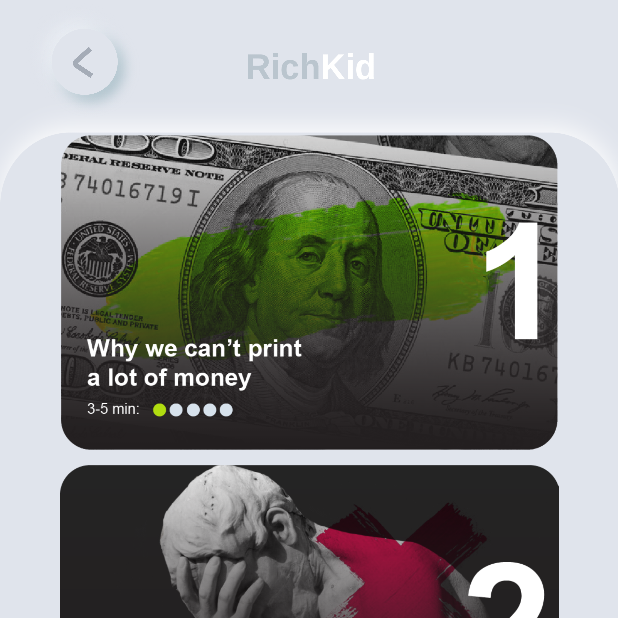
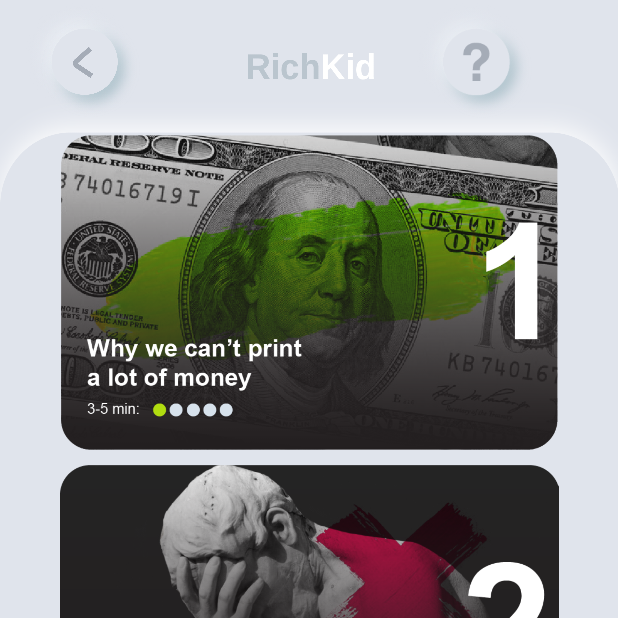
Before and after one commit to ETS-Android5/androidApp-RichKid, an Android app: the screen it shows after launch (MainActivity), on a phone screen of 412 x 824 dp, the top half of it. Run offline under Robolectric (Android 15) with nearby library versions, the phone set to English and light mode, and no system bars.

Commit message:
Added test_button

```diff
--- a/app/src/main/java/com/example/savings_kids/MainActivity.java
+++ b/app/src/main/java/com/example/savings_kids/MainActivity.java
@@ -39,6 +39,7 @@ public class MainActivity extends AppCompatActivity {
         ImageButton four4 = findViewById(R.id.four4);
 
         ImageButton back = findViewById(R.id.back);
+        ImageButton test = findViewById(R.id.test);
 
 
         View.OnClickListener btn = new View.OnClickListener() {
@@ -70,11 +71,11 @@ public class MainActivity extends AppCompatActivity {
                         startActivity(in);
                         finish();
                         break;
-                    /*case R.id.tests:
+                    case R.id.test:
                         Intent t = new Intent(MainActivity.this, Test.class);
                         startActivity(t);
                         finish();
-                        break;*/
+                        break;
                 }
             }
         };
@@ -83,12 +84,6 @@ public class MainActivity extends AppCompatActivity {
         three3.setOnClickListener(btn);
         four4.setOnClickListener(btn);
         back.setOnClickListener(btn);
-        //barTests.setOnClickListener(btn);
+        test.setOnClickListener(btn);
         }
-
-
-
-
-
-
 }
--- /dev/null
+++ b/app/src/main/res/drawable/custom_button_back.xml
@@ -0,0 +1,9 @@
+<?xml version="1.0" encoding="utf-8"?>
+<selector xmlns:android="http://schemas.android.com/apk/res/android">
+    <item android:state_pressed="true"
+        android:drawable="@drawable/back_pushed">
+    </item>
+    <item android:state_pressed="false"
+        android:drawable="@drawable/back">
+    </item>
+</selector>
--- /dev/null
+++ b/app/src/main/res/drawable/custom_button_test.xml
@@ -0,0 +1,9 @@
+<?xml version="1.0" encoding="utf-8"?>
+<selector xmlns:android="http://schemas.android.com/apk/res/android">
+    <item android:state_pressed="true"
+        android:drawable="@drawable/test_pushed">
+    </item>
+    <item android:state_pressed="false"
+        android:drawable="@drawable/test">
+    </item>
+</selector>
--- a/app/src/main/res/layout/activity_main.xml
+++ b/app/src/main/res/layout/activity_main.xml
@@ -9,6 +9,10 @@
     android:background="@drawable/background"
     tools:context=".MainActivity">
 
+    <LinearLayout
+        android:layout_width="wrap_content"
+        android:layout_height="wrap_content"
+        android:orientation="horizontal">
     <ImageButton
         android:id="@+id/back"
         android:layout_width="90dp"
@@ -17,9 +21,20 @@
         android:layout_marginRight="15dp"
         android:background="@null"
         android:gravity="right"
-        android:orientation="vertical"
         android:scaleType="fitStart"
-        app:srcCompat="@drawable/back" />
+        app:srcCompat="@drawable/custom_button_back" />
+
+    <ImageButton
+        android:id="@+id/test"
+        android:layout_width="90dp"
+        android:layout_height="80dp"
+        android:layout_marginLeft="155dp"
+        android:layout_marginRight="15dp"
+        android:background="@null"
+        android:gravity="right"
+        android:scaleType="fitStart"
+        app:srcCompat="@drawable/custom_button_test" />
+    </LinearLayout>
 
 <ScrollView
     android:layout_width="match_parent"
```
Also changed, not shown: app/src/main/res/drawable/back_pushed.png (added), app/src/main/res/drawable/test.png (added), app/src/main/res/drawable/test_pushed.png (added).
